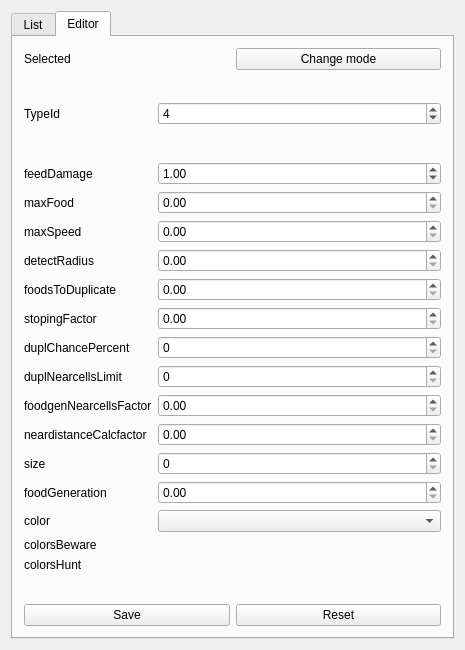
The window that QtCellLifeSimulationApp/GenerationSettingsWidget.ui (maxchistt/CellLifeSimulation) describes before a commit, drawn with Qt 5.
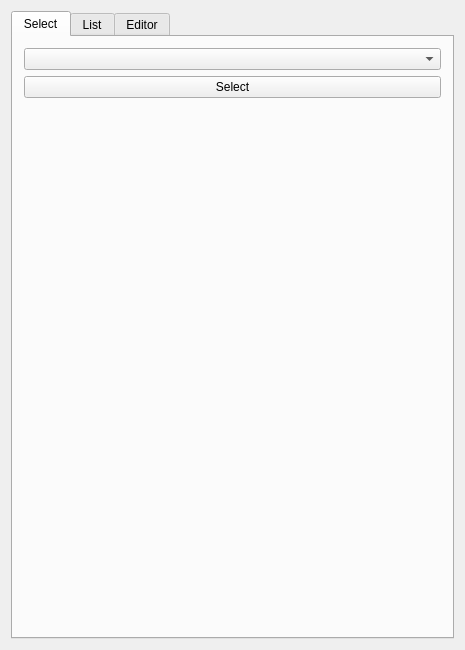
The same window after the commit. Icons and pictures are not drawn.

Commit message: Select generation type

```diff
--- a/QtCellLifeSimulationApp/GenerationSettingsWidget.ui
+++ b/QtCellLifeSimulationApp/GenerationSettingsWidget.ui
@@ -24,8 +24,38 @@
       <enum>QTabWidget::Rounded</enum>
      </property>
      <property name="currentIndex">
-      <number>1</number>
+      <number>0</number>
      </property>
+     <widget class="QWidget" name="tab_select">
+      <attribute name="title">
+       <string>Select</string>
+      </attribute>
+      <layout class="QGridLayout" name="gridLayout_4">
+       <item row="5" column="0">
+        <widget class="QPushButton" name="button_selectTypeID">
+         <property name="text">
+          <string>Select</string>
+         </property>
+        </widget>
+       </item>
+       <item row="7" column="0">
+        <spacer name="verticalSpacer_2">
+         <property name="orientation">
+          <enum>Qt::Vertical</enum>
+         </property>
+         <property name="sizeHint" stdset="0">
+          <size>
+           <width>20</width>
+           <height>40</height>
+          </size>
+         </property>
+        </spacer>
+       </item>
+       <item row="2" column="0">
+        <widget class="QComboBox" name="selectTypeIDComboBox"/>
+       </item>
+      </layout>
+     </widget>
      <widget class="QWidget" name="tab_list">
       <attribute name="title">
        <string>List</string>
```
The commit also changes 2 other files.
